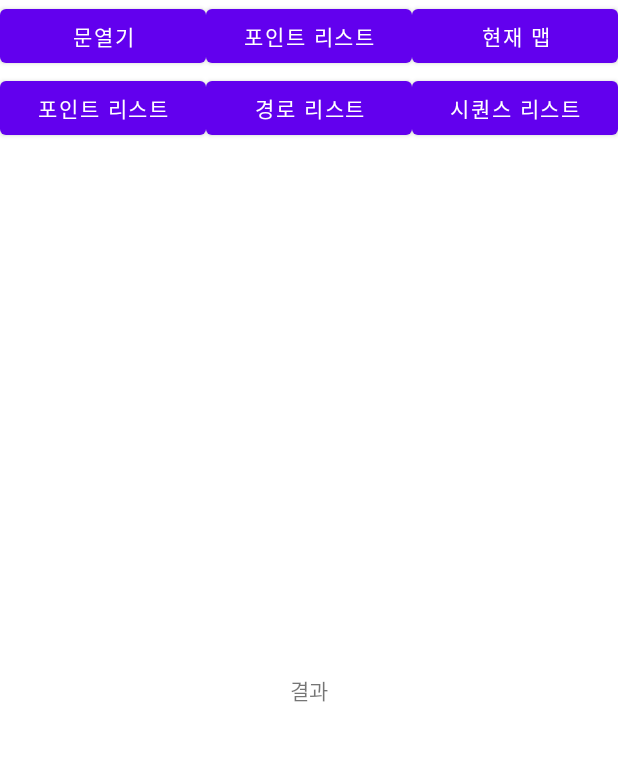
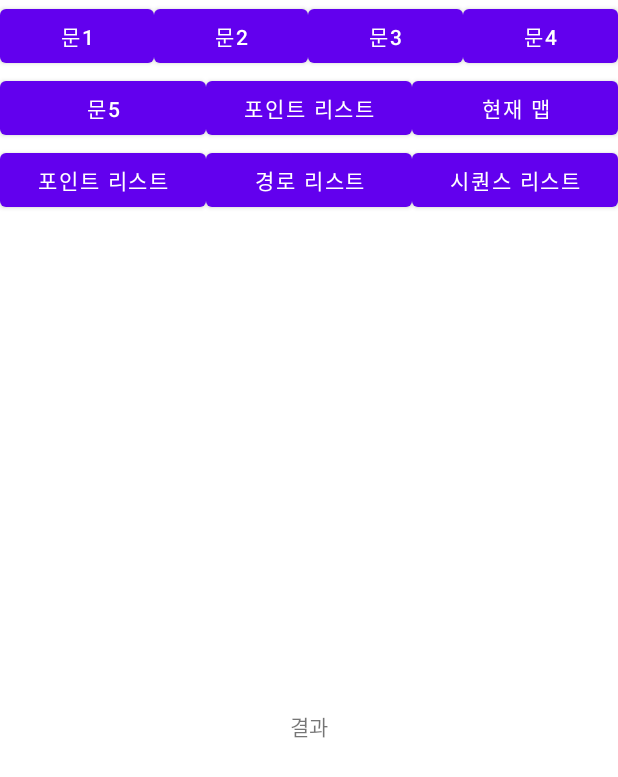
Before and after one commit to jin-vita/robot-panel, an Android app: the layout activity_main.xml on its own in the app's theme, with its tools: preview values and no code run, on a phone screen of 412 x 824 dp. Shown: the top 777 px of the screen. Run offline under Robolectric (Android 15) with nearby library versions, the phone set to English and light mode, and no system bars.

```diff
--- a/app/src/main/java/org/techtown/robotpanel/MainActivity.kt
+++ b/app/src/main/java/org/techtown/robotpanel/MainActivity.kt
@@ -23,7 +23,11 @@ class MainActivity : AppCompatActivity() {
     }
 
     private fun initButton() = with(binding) {
-        doorControlButton.setOnClickListener { requestDoorControl("SMC-C02C-DOOR-001") }
+        door1Button.setOnClickListener { requestDoorControl("SMC-C02C-DOOR-001") }
+        door2Button.setOnClickListener { requestDoorControl("SMC-C02C-DOOR-002") }
+        door3Button.setOnClickListener { requestDoorControl("SMC-C02C-DOOR-003") }
+        door4Button.setOnClickListener { requestDoorControl("SMC-C02C-DOOR-004") }
+        door5Button.setOnClickListener { requestDoorControl("SMC-C02C-DOOR-005") }
         currentMapButton.setOnClickListener { requestCurrentMAp() }
         pointListButton.setOnClickListener { requestPointList() }
         pathListButton.setOnClickListener { requestPathList() }
--- a/app/src/main/res/layout/activity_main.xml
+++ b/app/src/main/res/layout/activity_main.xml
@@ -10,8 +10,37 @@
             android:layout_width="match_parent"
             android:layout_height="wrap_content">
         <Button
-                android:id="@+id/doorControlButton"
-                android:text="문열기"
+                android:id="@+id/door1Button"
+                android:text="문1"
+                android:layout_width="0dp"
+                android:layout_height="wrap_content"
+                android:layout_weight="1"/>
+        <Button
+                android:id="@+id/door2Button"
+                android:text="문2"
+                android:layout_width="0dp"
+                android:layout_height="wrap_content"
+                android:layout_weight="1"/>
+        <Button
+                android:id="@+id/door3Button"
+                android:text="문3"
+                android:layout_width="0dp"
+                android:layout_height="wrap_content"
+                android:layout_weight="1"/>
+        <Button
+                android:id="@+id/door4Button"
+                android:text="문4"
+                android:layout_width="0dp"
+                android:layout_height="wrap_content"
+                android:layout_weight="1"/>
+    </LinearLayout>
+    <LinearLayout
+            android:orientation="horizontal"
+            android:layout_width="match_parent"
+            android:layout_height="wrap_content">
+        <Button
+                android:id="@+id/door5Button"
+                android:text="문5"
                 android:layout_width="0dp"
                 android:layout_height="wrap_content"
                 android:layout_weight="1"/>
```
